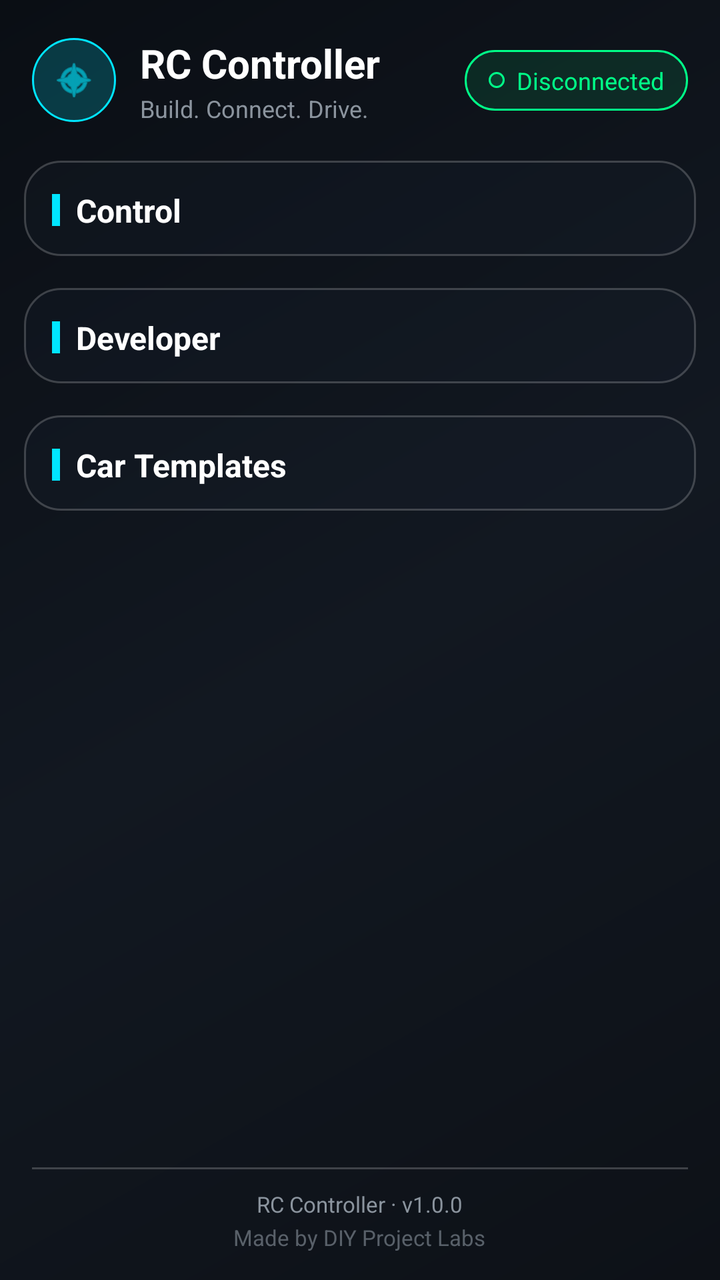
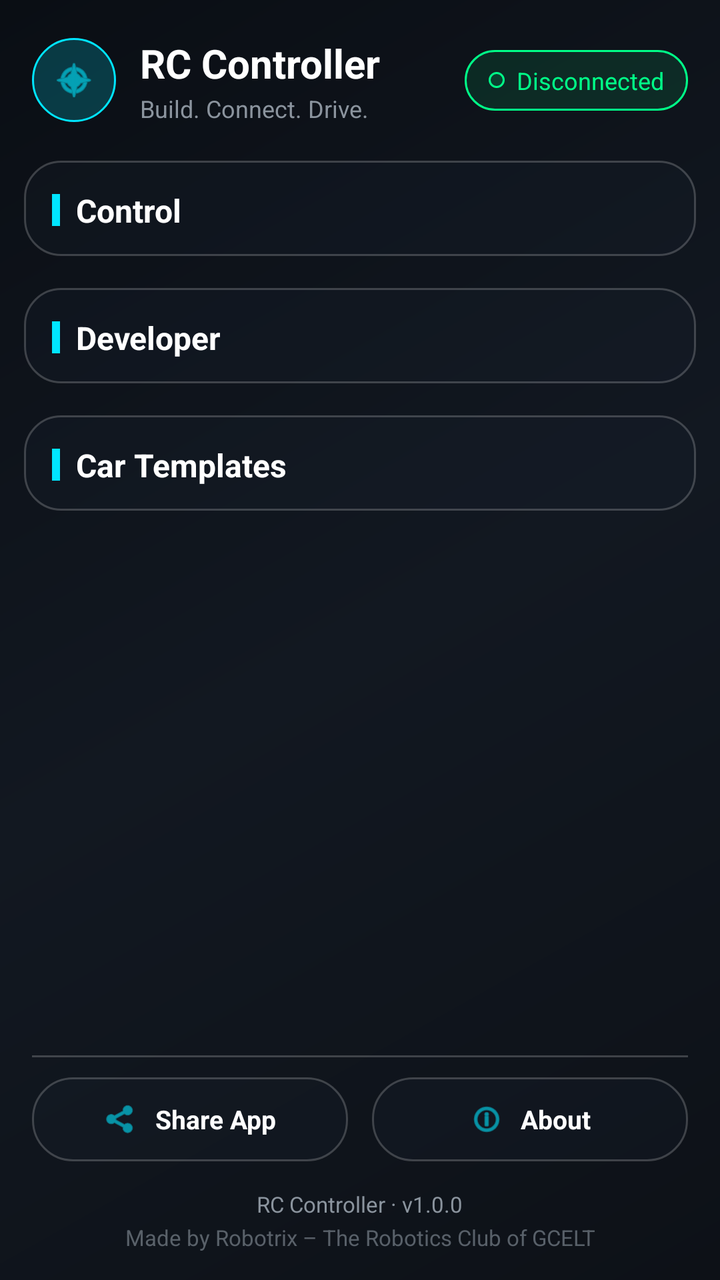

An Android layout rendered at two revisions. The XML below is the earlier revision; the diff shows what the commit changed to produce the second picture.
<!-- AndroidManifest.xml: application theme Theme.Controller -->
<!-- res/layout/activity_main.xml -->
<?xml version="1.0" encoding="utf-8"?>
<LinearLayout xmlns:android="http://schemas.android.com/apk/res/android"
    xmlns:app="http://schemas.android.com/apk/res-auto"
    android:layout_width="match_parent"
    android:layout_height="match_parent"
    android:background="@drawable/bg_gradient_main"
    android:orientation="vertical">

    
    <LinearLayout
        android:layout_width="match_parent"
        android:layout_height="wrap_content"
        android:orientation="horizontal"
        android:baselineAligned="false"
        android:paddingHorizontal="16dp"
        android:paddingTop="18dp"
        android:paddingBottom="14dp"
        android:gravity="center_vertical">

        
        <FrameLayout
            android:layout_width="42dp"
            android:layout_height="42dp"
            android:background="@drawable/bg_app_icon_circle">

            <ImageView
                android:layout_width="22dp"
                android:layout_height="22dp"
                android:layout_gravity="center"
                app:tint="@color/accent_cyan"
                android:contentDescription="@string/cd_app_icon"
                android:src="@android:drawable/ic_menu_compass"/>
        </FrameLayout>

        <LinearLayout
            android:layout_width="0dp"
            android:layout_height="wrap_content"
            android:layout_weight="1"
            android:layout_marginStart="12dp"
            android:orientation="vertical">

            <TextView
                android:layout_width="wrap_content"
                android:layout_height="wrap_content"
                android:text="@string/app_name"
                android:textColor="@color/text_primary"
                android:textSize="20sp"
                android:textStyle="bold"/>

            <TextView
                android:layout_width="wrap_content"
                android:layout_height="wrap_content"
                android:text="@string/tagline"
                android:textColor="@color/text_secondary"
                android:textSize="12sp"
                android:layout_marginTop="1dp"/>
        </LinearLayout>

        <LinearLayout
            android:id="@+id/btStatusPill"
            android:layout_width="wrap_content"
            android:layout_height="wrap_content"
            android:baselineAligned="false"
            android:background="@drawable/bg_status_pill"
            android:paddingHorizontal="12dp"
            android:paddingVertical="7dp"
            android:gravity="center_vertical">

            <View
                android:id="@+id/dotStatus"
                android:layout_width="8dp"
                android:layout_height="8dp"
                android:background="@drawable/bg_status_pill"/>

            <TextView
                android:id="@+id/tvBtStatus"
                android:layout_width="wrap_content"
                android:layout_height="wrap_content"
                android:layout_marginStart="6dp"
                android:text="@string/status_disconnected"
                android:textColor="@color/accent_green"
                android:textSize="12sp"/>
        </LinearLayout>
    </LinearLayout>

    <ScrollView
        android:layout_width="match_parent"
        android:layout_height="0dp"
        android:layout_weight="1"
        android:clipToPadding="false"
        android:paddingHorizontal="12dp">

        <LinearLayout
            android:layout_width="match_parent"
            android:layout_height="wrap_content"
            android:orientation="vertical"
            android:paddingBottom="8dp">

            
            <LinearLayout
                android:layout_width="match_parent"
                android:layout_height="wrap_content"
                android:orientation="vertical"
                android:layout_marginTop="4dp"
                android:background="@drawable/bg_section_card"
                android:paddingBottom="6dp">

                <LinearLayout
                    android:layout_width="wrap_content"
                    android:layout_height="wrap_content"
                    android:orientation="horizontal"
                    android:baselineAligned="false"
                    android:gravity="center_vertical"
                    android:layout_marginStart="14dp"
                    android:layout_marginTop="14dp">

                    <View
                        android:layout_width="4dp"
                        android:layout_height="16dp"
                        android:background="@color/accent_cyan"/>

                    <TextView
                        android:layout_width="wrap_content"
                        android:layout_height="wrap_content"
                        android:layout_marginStart="8dp"
                        android:text="@string/section_control"
                        android:textColor="@color/text_primary"
                        android:textStyle="bold"
                        android:textSize="16sp"/>
                </LinearLayout>

                <androidx.recyclerview.widget.RecyclerView
                    android:id="@+id/rvControl"
                    android:layout_width="match_parent"
                    android:layout_height="wrap_content"
                    android:orientation="horizontal"
                    android:paddingStart="6dp"
                    android:paddingEnd="6dp"
                    android:layout_marginTop="6dp"
                    android:clipToPadding="false"/>
            </LinearLayout>

            
            <LinearLayout
                android:layout_width="match_parent"
                android:layout_height="wrap_content"
                android:orientation="vertical"
                android:layout_marginTop="16dp"
                android:background="@drawable/bg_section_card"
                android:paddingBottom="6dp">

                <LinearLayout
                    android:layout_width="wrap_content"
                    android:layout_height="wrap_content"
                    android:orientation="horizontal"
                    android:baselineAligned="false"
                    android:gravity="center_vertical"
                    android:layout_marginStart="14dp"
                    android:layout_marginTop="14dp">

                    <View
                        android:layout_width="4dp"
                        android:layout_height="16dp"
                        android:background="@color/accent_cyan"/>

                    <TextView
                        android:layout_width="wrap_content"
                        android:layout_height="wrap_content"
                        android:layout_marginStart="8dp"
                        android:text="@string/section_developer"
                        android:textColor="@color/text_primary"
                        android:textStyle="bold"
                        android:textSize="16sp"/>
                </LinearLayout>

                <androidx.recyclerview.widget.RecyclerView
                    android:id="@+id/rvDeveloper"
                    android:layout_width="match_parent"
                    android:layout_height="wrap_content"
                    android:orientation="horizontal"
                    android:paddingStart="6dp"
                    android:paddingEnd="6dp"
                    android:layout_marginTop="6dp"
                    android:clipToPadding="false"/>
            </LinearLayout>

            
            <LinearLayout
                android:layout_width="match_parent"
                android:layout_height="wrap_content"
                android:orientation="vertical"
                android:layout_marginTop="16dp"
                android:background="@drawable/bg_section_card"
                android:paddingBottom="6dp">

                <LinearLayout
                    android:layout_width="wrap_content"
                    android:layout_height="wrap_content"
                    android:orientation="horizontal"
                    android:baselineAligned="false"
                    android:gravity="center_vertical"
                    android:layout_marginStart="14dp"
                    android:layout_marginTop="14dp">

                    <View
                        android:layout_width="4dp"
                        android:layout_height="16dp"
                        android:background="@color/accent_cyan"/>

                    <TextView
                        android:layout_width="wrap_content"
                        android:layout_height="wrap_content"
                        android:layout_marginStart="8dp"
                        android:text="@string/section_car_templates"
                        android:textColor="@color/text_primary"
                        android:textStyle="bold"
                        android:textSize="16sp"/>
                </LinearLayout>

                <androidx.recyclerview.widget.RecyclerView
                    android:id="@+id/rvTemplates"
                    android:layout_width="match_parent"
                    android:layout_height="wrap_content"
                    android:orientation="horizontal"
                    android:paddingStart="6dp"
                    android:paddingEnd="6dp"
                    android:layout_marginTop="6dp"
                    android:clipToPadding="false"/>
            </LinearLayout>

        </LinearLayout>
    </ScrollView>

    
    <LinearLayout
        android:layout_width="match_parent"
        android:layout_height="wrap_content"
        android:orientation="vertical"
        android:gravity="center_horizontal"
        android:paddingTop="10dp"
        android:paddingBottom="14dp">

        <View
            android:layout_width="match_parent"
            android:layout_height="1dp"
            android:layout_marginHorizontal="16dp"
            android:layout_marginBottom="10dp"
            android:background="@color/glass_stroke"/>

        <TextView
            android:id="@+id/tvAppFooter"
            android:layout_width="wrap_content"
            android:layout_height="wrap_content"
            android:text="@string/footer_version_default"
            android:textSize="11sp"
            android:textColor="@color/text_secondary"
            android:gravity="center"/>

        <TextView
            android:layout_width="wrap_content"
            android:layout_height="wrap_content"
            android:layout_marginTop="2dp"
            android:alpha="0.6"
            android:text="@string/footer_made_by"
            android:textSize="11sp"
            android:textColor="@color/text_secondary"
            android:gravity="center"/>

    </LinearLayout>

</LinearLayout>
<!-- resources referenced by this layout -->
<resources>
  <color name="accent_cyan">#00E5FF</color>
  <color name="accent_green">#00FF88</color>
  <color name="glass_stroke">#33FFFFFF</color>
  <color name="text_primary">#FFFFFF</color>
  <color name="text_secondary">#8B949E</color>
  <!-- drawable bg_app_icon_circle (drawable) -->
  <?xml version="1.0" encoding="utf-8"?>
  <shape xmlns:android="http://schemas.android.com/apk/res/android"
      android:shape="oval">
  
      <solid android:color="#3300E5FF"/>
  
      <stroke
          android:width="1dp"
          android:color="@color/accent_cyan"/>
  
  </shape>
  <!-- drawable bg_gradient_main (drawable) -->
  <shape xmlns:android="http://schemas.android.com/apk/res/android"
      android:shape="rectangle">
      <gradient
          android:startColor="#0D1117"
          android:centerColor="#121821"
          android:endColor="#0A0E14"
          android:angle="135"/>
  </shape>
  <!-- drawable bg_section_card (drawable) -->
  <?xml version="1.0" encoding="utf-8"?>
  <shape xmlns:android="http://schemas.android.com/apk/res/android"
      android:shape="rectangle">
  
      <solid android:color="@color/glass_fill"/>
  
      <stroke
          android:width="1dp"
          android:color="@color/glass_stroke"/>
  
      <corners android:radius="18dp"/>
  
  </shape>
  <!-- drawable bg_status_pill (drawable) -->
  <shape xmlns:android="http://schemas.android.com/apk/res/android">
      <solid android:color="#1A00FF88" />
      <corners android:radius="50dp" />
      <stroke android:width="1dp" android:color="@color/accent_green" />
  </shape>
  <string name="app_name">RC Controller</string>
  <string name="cd_app_icon">App icon</string>
  <string name="footer_made_by">Made by DIY Project Labs</string>
  <string name="footer_version_default">RC Controller · v1.0.0</string>
  <string name="section_car_templates">Car Templates</string>
  <string name="section_control">Control</string>
  <string name="section_developer">Developer</string>
  <string name="status_disconnected">Disconnected</string>
  <string name="tagline">Build. Connect. Drive.</string>
  <style name="Theme.Controller" parent="Theme.MaterialComponents.DayNight.DarkActionBar">
          
          <item name="colorPrimary">@color/purple_500</item>
          <item name="colorPrimaryVariant">@color/purple_700</item>
          <item name="colorOnPrimary">@color/white</item>
          
          <item name="colorSecondary">@color/teal_200</item>
          <item name="colorSecondaryVariant">@color/teal_700</item>
          <item name="colorOnSecondary">@color/black</item>
          
          <item name="android:statusBarColor">?attr/colorPrimaryVariant</item>
          
      </style>
  <color name="glass_fill">#331C2333</color>
  <color name="purple_500">#FF6200EE</color>
  <color name="purple_700">#FF3700B3</color>
  <color name="white">#FFFFFFFF</color>
  <color name="teal_200">#FF03DAC5</color>
  <color name="teal_700">#FF018786</color>
  <color name="black">#FF000000</color>
</resources>

<!-- the commit's change to res/layout/activity_main.xml (unified diff, before → after) -->
@@ -247,6 +247,76 @@
             android:layout_marginBottom="10dp"
             android:background="@color/glass_stroke"/>
 
+        <LinearLayout
+            android:layout_width="match_parent"
+            android:layout_height="wrap_content"
+            android:orientation="horizontal"
+            android:baselineAligned="false"
+            android:layout_marginHorizontal="16dp"
+            android:layout_marginBottom="14dp">
+
+            <LinearLayout
+                android:id="@+id/btnShare"
+                android:layout_width="0dp"
+                android:layout_height="wrap_content"
+                android:layout_weight="1"
+                android:layout_marginEnd="6dp"
+                android:orientation="horizontal"
+                android:gravity="center"
+                android:background="@drawable/bg_glass_card"
+                android:paddingVertical="12dp"
+                android:clickable="true"
+                android:focusable="true">
+
+                <ImageView
+                    android:layout_width="18dp"
+                    android:layout_height="18dp"
+                    app:tint="@color/accent_cyan"
+                    android:contentDescription="@string/cd_share"
+                    android:src="@android:drawable/ic_menu_share"/>
+
+                <TextView
+                    android:layout_width="wrap_content"
+                    android:layout_height="wrap_content"
+                    android:layout_marginStart="8dp"
+                    android:text="@string/btn_share"
+                    android:textColor="@color/text_primary"
+                    android:textStyle="bold"
+                    android:textSize="13sp"/>
+            </LinearLayout>
+
+            <LinearLayout
+                android:id="@+id/btnAbout"
+                android:layout_width="0dp"
+                android:layout_height="wrap_content"
+                android:layout_weight="1"
+                android:layout_marginStart="6dp"
+                android:orientation="horizontal"
+                android:gravity="center"
+                android:background="@drawable/bg_glass_card"
+                android:paddingVertical="12dp"
+                android:clickable="true"
+                android:focusable="true">
+
+                <ImageView
+                    android:layout_width="18dp"
+                    android:layout_height="18dp"
+                    app:tint="@color/accent_cyan"
+                    android:contentDescription="@string/cd_about"
+                    android:src="@android:drawable/ic_menu_info_details"/>
+
+                <TextView
+                    android:layout_width="wrap_content"
+                    android:layout_height="wrap_content"
+                    android:layout_marginStart="8dp"
+                    android:text="@string/btn_about"
+                    android:textColor="@color/text_primary"
+                    android:textStyle="bold"
+                    android:textSize="13sp"/>
+            </LinearLayout>
+
+        </LinearLayout>
+
         <TextView
             android:id="@+id/tvAppFooter"
             android:layout_width="wrap_content"
<!-- resource entries referenced after the edit -->
@@ -17,6 +17,17 @@
           android:color="@color/accent_cyan"/>
   
   </shape>
+  <!-- drawable bg_glass_card (drawable) -->
+  <ripple xmlns:android="http://schemas.android.com/apk/res/android"
+      android:color="#3300E5FF">
+      <item>
+          <shape android:shape="rectangle">
+              <solid android:color="@color/glass_fill" />
+              <corners android:radius="20dp" />
+              <stroke android:width="1dp" android:color="@color/glass_stroke" />
+          </shape>
+      </item>
+  </ripple>
   <!-- drawable bg_gradient_main (drawable) -->
   <shape xmlns:android="http://schemas.android.com/apk/res/android"
       android:shape="rectangle">
@@ -47,8 +58,12 @@
       <stroke android:width="1dp" android:color="@color/accent_green" />
   </shape>
   <string name="app_name">RC Controller</string>
+  <string name="btn_about">About</string>
+  <string name="btn_share">Share App</string>
+  <string name="cd_about">About app</string>
   <string name="cd_app_icon">App icon</string>
-  <string name="footer_made_by">Made by DIY Project Labs</string>
+  <string name="cd_share">Share app</string>
+  <string name="footer_made_by">Made by Robotrix – The Robotics Club of GCELT</string>
   <string name="footer_version_default">RC Controller · v1.0.0</string>
   <string name="section_car_templates">Car Templates</string>
   <string name="section_control">Control</string>
